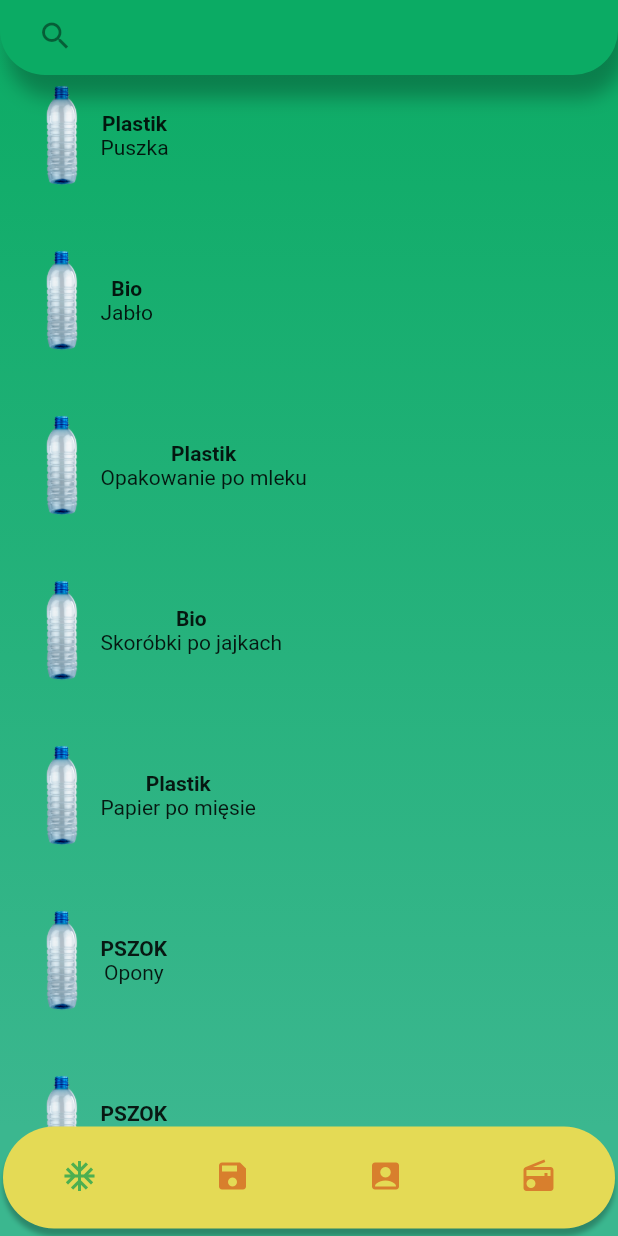
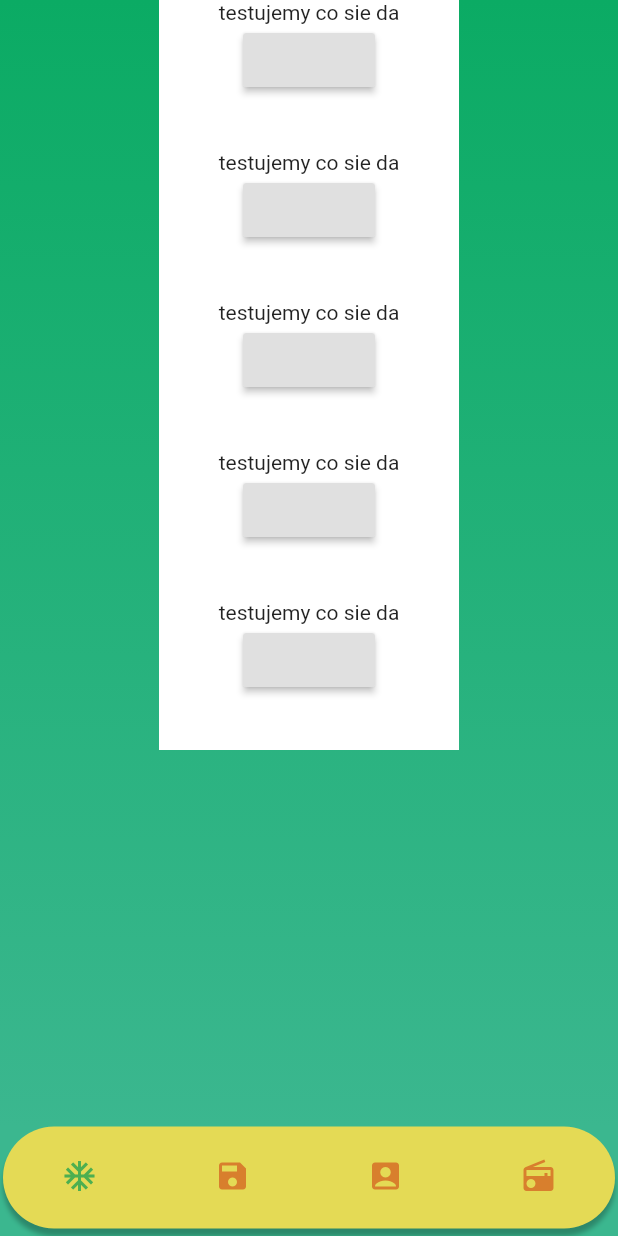
Before and after one commit to ciakarellas/recycling_app, a Flutter app: the screen it shows after launch, on a phone screen of 412 x 824 dp. Run offline on Flutter 3.47's test engine with Material 2 defaults, Android fonts, the phone set to English and light mode, and no system bars.

Commit message:
refactore code in FaqCard and FaqView

```diff
--- /dev/null
+++ b/lib/View/FaqView.dart
@@ -0,0 +1,18 @@
+import 'package:flutter/material.dart';
+import 'package:recycling_app/Widget/faqCard.dart';
+
+class FaqView extends StatelessWidget {
+  const FaqView({Key key}) : super(key: key);
+
+  @override
+  Widget build(BuildContext context) {
+    return SafeArea(
+      child: ListView.builder(
+        itemCount: 5,
+        itemBuilder: (BuildContext context, item){
+          return FaqCard();
+        },
+      ),
+    );
+  }
+}
--- a/lib/View/home_page.dart
+++ b/lib/View/home_page.dart
@@ -1,4 +1,5 @@
 import 'package:flutter/material.dart';
+import 'package:recycling_app/View/FaqView.dart';
 import 'package:recycling_app/View/bucketListView.dart';
 import 'package:recycling_app/Widget/carousel.dart';
 
@@ -55,8 +56,8 @@ class HomePage extends StatelessWidget {
             ),
           child: TabBarView(
             children: <Widget>[
+              FaqView(),
               BucketListView(),
-              Carousel(),
               Carousel(),
               Carousel(),
             ],
--- /dev/null
+++ b/lib/Widget/faqCard.dart
@@ -0,0 +1,37 @@
+import 'package:flutter/material.dart';
+
+class FaqCard extends StatefulWidget {
+  const FaqCard({Key key}) : super(key: key);
+
+  @override
+  _FaqCardState createState() => _FaqCardState();
+}
+
+class _FaqCardState extends State<FaqCard> {
+  bool active = false;
+  double height = 100;
+
+  @override
+  Widget build(BuildContext context) {
+    return  Center(
+      child: AnimatedContainer(
+          duration: Duration(milliseconds: 400),
+          curve: Curves.easeInSine,
+          height: height,
+          color: Colors.white,
+          width: 200,
+          child:  Column(
+              children: <Widget>[
+      Text('testujemy co sie da'),
+      RaisedButton(onPressed: (){
+        setState(() {
+            active = !active;
+            height = active ? 100 : 200;
+        });
+      })
+              ],
+            ),
+          ),
+    );
+  }
+}
```
Also changed, not shown: lib/Widget/bottomNavBar.dart (deleted, +0 -47 lines).
